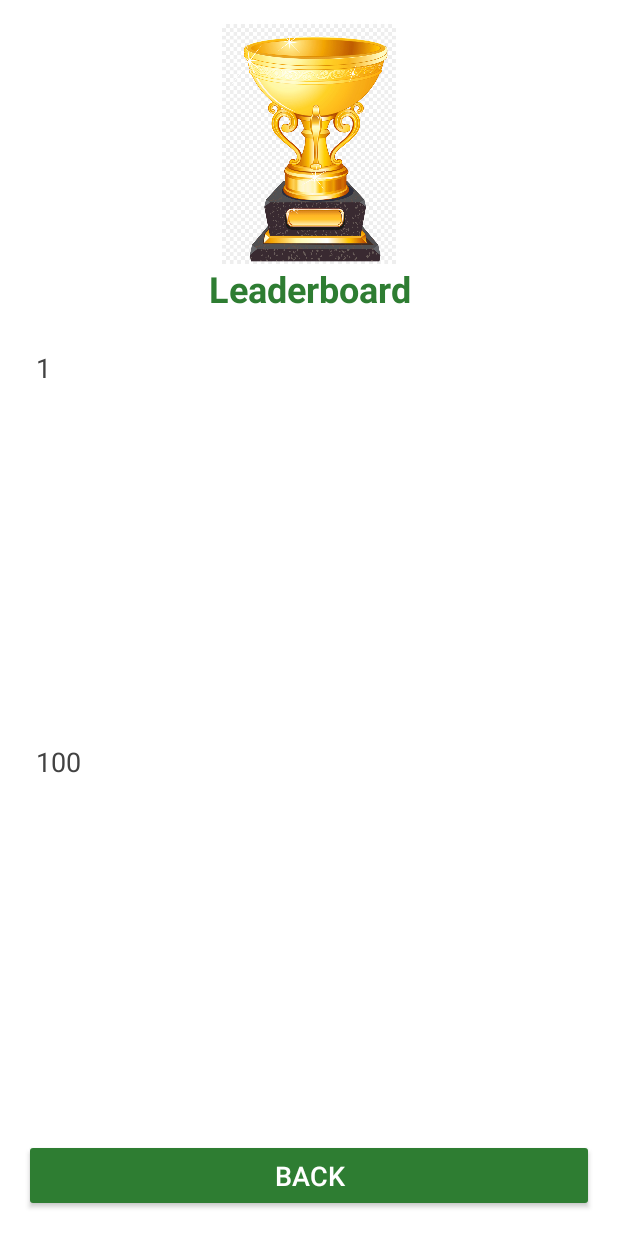
After one commit to lira21ol/FishingWithFriends, an Android app built with Jetpack Compose: the layout activity_leaderboard.xml on its own in the app's theme, with its tools: preview values and no code run, on a phone screen of 412 x 824 dp. The commit adds this screen. Run offline under Robolectric (Android 15) with nearby library versions, the phone set to English and light mode, and no system bars.

Commit message:
leaderboard som visar användare

```diff
--- a/app/build.gradle.kts
+++ b/app/build.gradle.kts
@@ -52,10 +52,12 @@ android {
 
     kotlinOptions {
         jvmTarget = "1.8"
+
     }
 
     buildFeatures {
         compose = true
+        viewBinding = true
     }
 
     composeOptions {
@@ -95,6 +97,7 @@ dependencies {
     implementation("com.google.android.exoplayer:exoplayer-common:2.19.1")
     implementation("com.google.android.exoplayer:exoplayer-dash:2.19.1")
     implementation("com.google.android.exoplayer:exoplayer-hls:2.19.1")
+    implementation("androidx.appcompat:appcompat:1.7.0")
     testImplementation("junit:junit:4.13.2")
     androidTestImplementation("androidx.test.ext:junit:1.2.1")
     androidTestImplementation("androidx.test.espresso:espresso-core:3.6.1")
--- /dev/null
+++ b/app/src/main/res/layout/activity_leaderboard.xml
@@ -0,0 +1,91 @@
+<?xml version="1.0" encoding="utf-8"?>
+<LinearLayout
+    xmlns:android="http://schemas.android.com/apk/res/android"
+    android:layout_width="match_parent"
+    android:layout_height="match_parent"
+    android:orientation="vertical"
+    android:padding="16dp"
+    android:background="@android:color/white">
+
+    <ImageView
+        android:id="@+id/imageView"
+        android:layout_width="match_parent"
+        android:layout_height="160dp"
+        android:src="@drawable/pokal"/>
+
+    <!-- Header for the leaderboard -->
+    <TextView
+        android:id="@+id/leaderboardTitle"
+        android:layout_width="match_parent"
+        android:layout_height="wrap_content"
+        android:text="Leaderboard"
+        android:textSize="24sp"
+        android:textColor="#2E7D32"
+        android:gravity="center"
+        android:paddingBottom="16dp"
+        android:textStyle="bold"/>
+
+    <!-- Scrollable container for leaderboard items -->
+    <ScrollView
+        android:layout_width="match_parent"
+        android:layout_height="0dp"
+        android:layout_weight="1">
+
+        <LinearLayout
+            android:layout_width="match_parent"
+            android:layout_height="wrap_content"
+            android:orientation="vertical"
+            android:paddingBottom="16dp">
+
+
+            <!-- Example leaderboard entry -->
+            <LinearLayout
+                android:layout_width="match_parent"
+                android:layout_height="wrap_content"
+                android:orientation="vertical"
+                android:padding="8dp"
+                android:background="?android:attr/selectableItemBackground">
+
+                <TextView
+                    android:id="@+id/playerRank"
+                    android:layout_width="wrap_content"
+                    android:layout_height="wrap_content"
+                    android:text="1"
+                    android:textSize="18sp"
+                    android:layout_marginEnd="16dp"
+                    android:textColor="#424242"/>
+
+                <TextView
+                    android:id="@+id/playerName"
+                    android:layout_width="0dp"
+                    android:layout_height="wrap_content"
+                    android:layout_weight="1"
+                    android:text="Player Name"
+                    android:textSize="18sp"
+                    android:textColor="#424242"/>
+
+                <TextView
+                    android:id="@+id/playerScore"
+                    android:layout_width="wrap_content"
+                    android:layout_height="wrap_content"
+                    android:text="100"
+                    android:textSize="18sp"
+                    android:textColor="#424242"/>
+            </LinearLayout>
+
+            <!-- Repeat the above LinearLayout for more players dynamically in the code -->
+
+        </LinearLayout>
+    </ScrollView>
+
+    <!-- Footer with a button to go back -->
+    <Button
+        android:id="@+id/backButton"
+        android:layout_width="match_parent"
+        android:layout_height="wrap_content"
+        android:text="Back"
+        android:backgroundTint="#2E7D32"
+        android:textColor="#ffffff"
+        android:textSize="18sp"
+        android:padding="12dp"/>
+</LinearLayout>
--- a/app/src/main/res/values/colors.xml
+++ b/app/src/main/res/values/colors.xml
@@ -7,4 +7,7 @@
     <color name="teal_700">#FF018786</color>
     <color name="black">#FF000000</color>
     <color name="white">#FFFFFFFF</color>
+    <color name="gray">#F4F4F4</color>
+    <color name="orange">#FF8F00</color>
+    <color name="blue">#FF1565C0</color>
 </resources>
--- a/app/src/main/res/values/themes.xml
+++ b/app/src/main/res/values/themes.xml
@@ -1,5 +1,6 @@
 <?xml version="1.0" encoding="utf-8"?>
 <resources>
 
-    <style name="Theme.Comrasmusfishingwithfriends" parent="android:Theme.Material.Light.NoActionBar" />
+    <style name="Theme.Comrasmusfishingwithfriends" parent="android:Theme.Material.Light.NoActionBar"
+        />
 </resources>
```
Also changed, not shown: app/src/main/java/com/example/comrasmusfishingwithfriends/FishingGameScreen.kt (+16 -20 lines), app/src/main/java/com/example/comrasmusfishingwithfriends/Leaderboard.kt (added, +179 -0 lines), app/src/main/java/com/example/comrasmusfishingwithfriends/NavController.kt (+11 -4 lines), app/src/main/java/com/example/comrasmusfishingwithfriends/StartScreen.kt (+16 -7 lines), app/src/main/java/com/example/comrasmusfishingwithfriends/UserCreationScreen.kt (+8 -3 lines), app/src/main/res/drawable/pokal.jpg (added).
